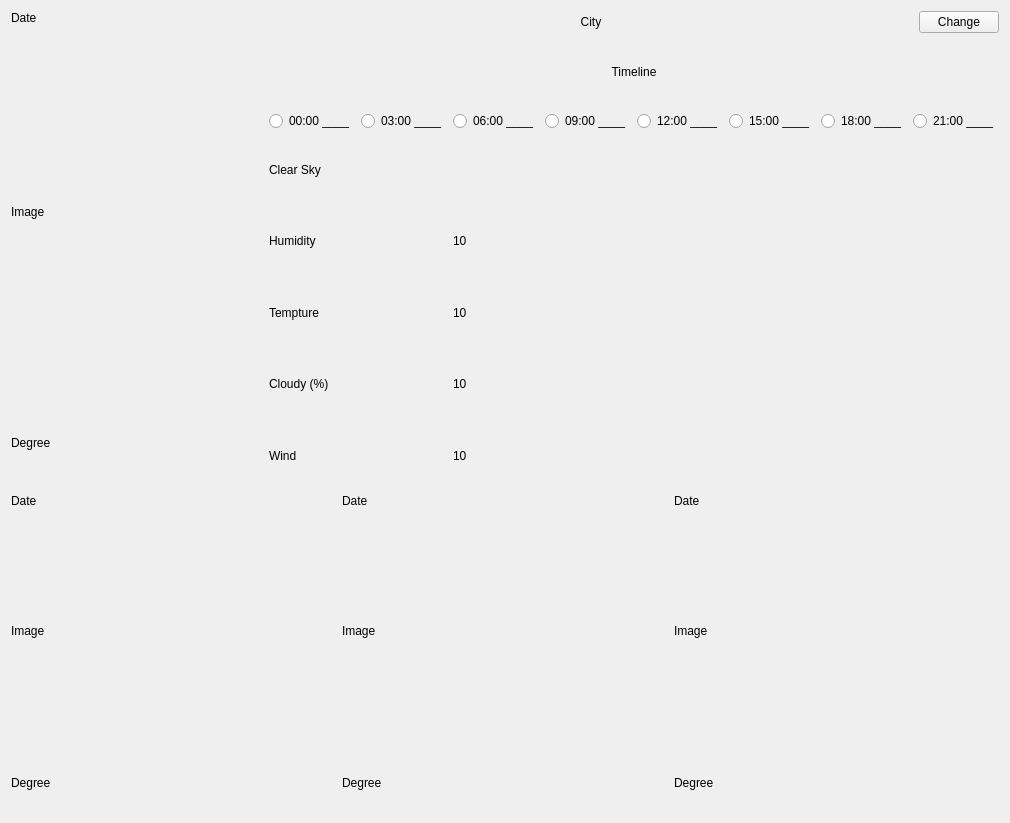
Before: the Qt Designer form src/mainwindow.ui in virtualbugs/OrangeCloud, drawn with Qt 5.
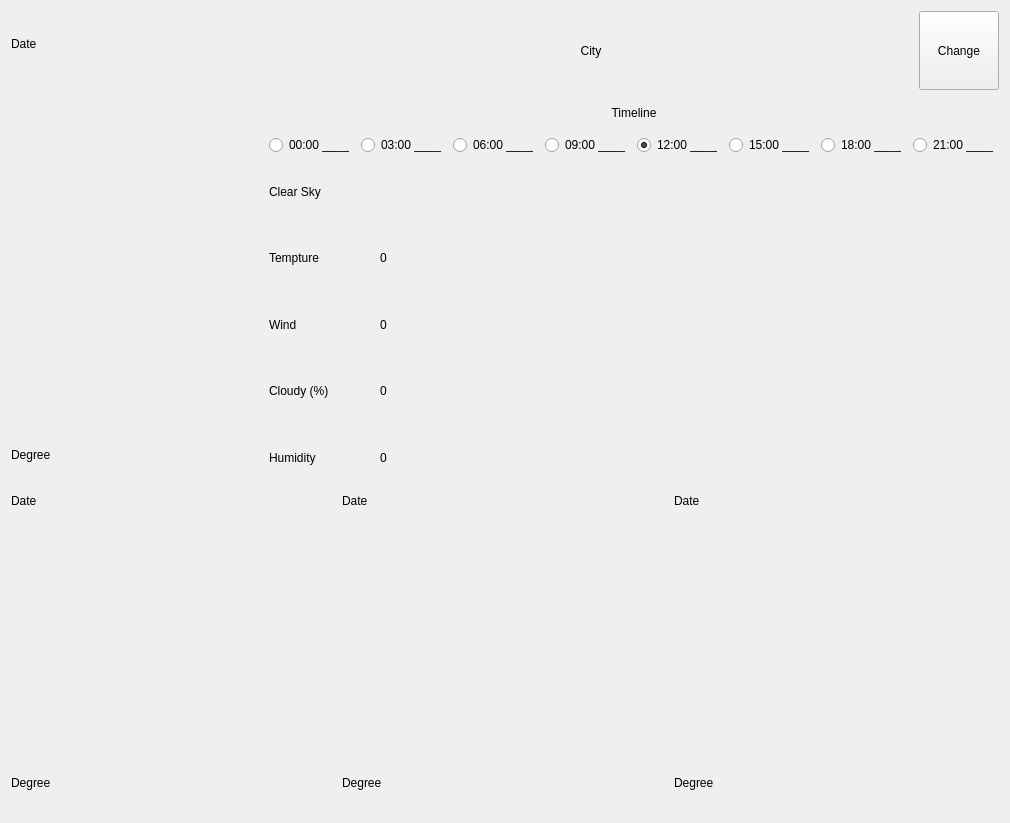
After: the same form once the commit is applied.

Commit message: mainwindow is re-designed

```diff
--- a/src/mainwindow.ui
+++ b/src/mainwindow.ui
@@ -17,7 +17,7 @@
    <item>
     <layout class="QHBoxLayout" name="horizontalLayout" stretch="2,3">
      <item>
-      <layout class="QVBoxLayout" name="verticalLayout_3" stretch="0,4,1">
+      <layout class="QVBoxLayout" name="vlayout_today" stretch="1,5,1">
        <item>
         <widget class="QLabel" name="label_3">
          <property name="text">
@@ -28,7 +28,7 @@
        <item>
         <widget class="QLabel" name="label_2">
          <property name="text">
-          <string>Image</string>
+          <string/>
          </property>
         </widget>
        </item>
@@ -61,7 +61,13 @@
          <item>
           <layout class="QHBoxLayout" name="horizontalLayout_4">
            <item>
-            <widget class="QPushButton" name="pushButton">
+            <widget class="QPushButton" name="btn_change_city">
+             <property name="sizePolicy">
+              <sizepolicy hsizetype="Minimum" vsizetype="Expanding">
+               <horstretch>0</horstretch>
+               <verstretch>0</verstretch>
+              </sizepolicy>
+             </property>
              <property name="text">
               <string>Change</string>
              </property>
@@ -72,7 +78,7 @@
         </layout>
        </item>
        <item>
-        <layout class="QVBoxLayout" name="verticalLayout_4">
+        <layout class="QVBoxLayout" name="verticalLayout_4" stretch="1,1,10">
          <item>
           <widget class="QLabel" name="label_5">
            <property name="text">
@@ -118,6 +124,9 @@
              <property name="text">
               <string>12:00 ____</string>
              </property>
+             <property name="checked">
+              <bool>true</bool>
+             </property>
             </widget>
            </item>
            <item>
@@ -144,7 +153,11 @@
           </layout>
          </item>
          <item>
-          <widget class="QLabel" name="label_6">
+          <layout class="QHBoxLayout" name="hlayout_properties" stretch="3,2">
+           <item>
+            <layout class="QVBoxLayout" name="verticalLayout_properties">
+             <item>
+              <widget class="QLabel" name="selected_hour_weather_info">
            <property name="styleSheet">
             <string notr="true">font: 18pt &quot;Sans Serif&quot;;</string>
            </property>
@@ -153,43 +166,6 @@
            </property>
           </widget>
          </item>
-         <item>
-          <layout class="QHBoxLayout" name="hlayout_humidty" stretch="1,0,3">
-           <item>
-            <widget class="QLabel" name="label_7">
-             <property name="styleSheet">
-              <string notr="true">font: 12pt &quot;Sans Serif&quot;;</string>
-             </property>
-             <property name="text">
-              <string>Humidity </string>
-             </property>
-            </widget>
-           </item>
-           <item>
-            <widget class="QLabel" name="label_11">
-             <property name="styleSheet">
-              <string notr="true">font: 14pt &quot;Sans Serif&quot;;</string>
-             </property>
-             <property name="text">
-              <string>10</string>
-             </property>
-            </widget>
-           </item>
-           <item>
-            <spacer name="horizontalSpacer">
-             <property name="orientation">
-              <enum>Qt::Horizontal</enum>
-             </property>
-             <property name="sizeHint" stdset="0">
-              <size>
-               <width>40</width>
-               <height>20</height>
-              </size>
-             </property>
-            </spacer>
-           </item>
-          </layout>
-         </item>
          <item>
           <layout class="QHBoxLayout" name="hlayout_humidty" stretch="1,0,3">
            <item>
@@ -203,49 +179,12 @@
             </widget>
            </item>
            <item>
-            <widget class="QLabel" name="label_11">
+                <widget class="QLabel" name="selected_hour_temp">
              <property name="styleSheet">
               <string notr="true">font: 14pt &quot;Sans Serif&quot;;</string>
              </property>
              <property name="text">
-              <string>10</string>
-             </property>
-            </widget>
-           </item>
-           <item>
-            <spacer name="horizontalSpacer">
-             <property name="orientation">
-              <enum>Qt::Horizontal</enum>
-             </property>
-             <property name="sizeHint" stdset="0">
-              <size>
-               <width>40</width>
-               <height>20</height>
-              </size>
-             </property>
-            </spacer>
-           </item>
-          </layout>
-         </item>
-         <item>
-          <layout class="QHBoxLayout" name="hlayout_humidty" stretch="1,0,3">
-           <item>
-            <widget class="QLabel" name="label_7">
-             <property name="styleSheet">
-              <string notr="true">font: 12pt &quot;Sans Serif&quot;;</string>
-             </property>
-             <property name="text">
-              <string>Cloudy (%) </string>
-             </property>
-            </widget>
-           </item>
-           <item>
-            <widget class="QLabel" name="label_11">
-             <property name="styleSheet">
-              <string notr="true">font: 14pt &quot;Sans Serif&quot;;</string>
-             </property>
-             <property name="text">
-              <string>10</string>
+                  <string>0</string>
              </property>
             </widget>
            </item>
@@ -277,12 +216,12 @@
             </widget>
            </item>
            <item>
-            <widget class="QLabel" name="label_11">
+                <widget class="QLabel" name="selected_hour_wind">
              <property name="styleSheet">
               <string notr="true">font: 14pt &quot;Sans Serif&quot;;</string>
              </property>
              <property name="text">
-              <string>10</string>
+                  <string>0</string>
              </property>
             </widget>
            </item>
@@ -301,32 +240,117 @@
            </item>
           </layout>
          </item>
-        </layout>
-       </item>
+             <item>
+              <layout class="QHBoxLayout" name="hlayout_humidty" stretch="1,0,3">
+               <item>
+                <widget class="QLabel" name="label_7">
+                 <property name="styleSheet">
+                  <string notr="true">font: 12pt &quot;Sans Serif&quot;;</string>
+                 </property>
+                 <property name="text">
+                  <string>Cloudy (%) </string>
+                 </property>
+                </widget>
+               </item>
+               <item>
+                <widget class="QLabel" name="seleceted_hour_cloud">
+                 <property name="styleSheet">
+                  <string notr="true">font: 14pt &quot;Sans Serif&quot;;</string>
+                 </property>
+                 <property name="text">
+                  <string>0</string>
+                 </property>
+                </widget>
+               </item>
+               <item>
+                <spacer name="horizontalSpacer">
+                 <property name="orientation">
+                  <enum>Qt::Horizontal</enum>
+                 </property>
+                 <property name="sizeHint" stdset="0">
+                  <size>
+                   <width>40</width>
+                   <height>20</height>
+                  </size>
+                 </property>
+                </spacer>
+               </item>
+              </layout>
+             </item>
+             <item>
+              <layout class="QHBoxLayout" name="hlayout_humidty" stretch="1,0,3">
+               <item>
+                <widget class="QLabel" name="label_7">
+                 <property name="styleSheet">
+                  <string notr="true">font: 12pt &quot;Sans Serif&quot;;</string>
+                 </property>
+                 <property name="text">
+                  <string>Humidity </string>
+                 </property>
+                </widget>
+               </item>
+               <item>
+                <widget class="QLabel" name="selected_hour_humidity">
+                 <property name="styleSheet">
+                  <string notr="true">font: 14pt &quot;Sans Serif&quot;;</string>
+                 </property>
+                 <property name="text">
+                  <string>0</string>
+                 </property>
+                </widget>
+               </item>
+               <item>
+                <spacer name="horizontalSpacer">
+                 <property name="orientation">
+                  <enum>Qt::Horizontal</enum>
+                 </property>
+                 <property name="sizeHint" stdset="0">
+                  <size>
+                   <width>40</width>
+                   <height>20</height>
+                  </size>
+                 </property>
+                </spacer>
+               </item>
       </layout>
      </item>
     </layout>
    </item>
    <item>
-    <layout class="QHBoxLayout" name="horizontalLayout_2">
+            <widget class="QLabel" name="selected_hour_image">
+             <property name="text">
+              <string/>
+             </property>
+            </widget>
+           </item>
+          </layout>
+         </item>
+        </layout>
+       </item>
+      </layout>
+     </item>
+    </layout>
+   </item>
      <item>
-      <layout class="QVBoxLayout" name="verticalLayout_3" stretch="0,4,1">
+    <layout class="QHBoxLayout" name="hlayout_days">
        <item>
-        <widget class="QLabel" name="label_3">
+      <layout class="QVBoxLayout" name="day1_vlayout" stretch="0,4,1">
+       <item>
+        <widget class="QLabel" name="day1_date">
          <property name="text">
           <string>Date</string>
          </property>
         </widget>
        </item>
        <item>
-        <widget class="QLabel" name="label_2">
+        <widget class="QLabel" name="day1_image">
          <property name="text">
-          <string>Image</string>
+          <string/>
          </property>
         </widget>
        </item>
        <item>
-        <widget class="QLabel" name="label">
+        <widget class="QLabel" name="day1_degree">
          <property name="text">
           <string>Degree</string>
          </property>
@@ -335,23 +359,23 @@
       </layout>
      </item>
      <item>
-      <layout class="QVBoxLayout" name="verticalLayout_3" stretch="0,4,1">
+      <layout class="QVBoxLayout" name="day2_vlayout" stretch="0,4,1">
        <item>
-        <widget class="QLabel" name="label_3">
+        <widget class="QLabel" name="day2_date">
          <property name="text">
           <string>Date</string>
          </property>
         </widget>
        </item>
        <item>
-        <widget class="QLabel" name="label_2">
+        <widget class="QLabel" name="day2_image">
          <property name="text">
-          <string>Image</string>
+          <string/>
          </property>
         </widget>
        </item>
        <item>
-        <widget class="QLabel" name="label">
+        <widget class="QLabel" name="day2_degree">
          <property name="text">
           <string>Degree</string>
          </property>
@@ -360,23 +384,23 @@
       </layout>
      </item>
      <item>
-      <layout class="QVBoxLayout" name="verticalLayout_3" stretch="0,4,1">
+      <layout class="QVBoxLayout" name="day3_vlayout" stretch="0,4,1">
        <item>
-        <widget class="QLabel" name="label_3">
+        <widget class="QLabel" name="day3_date">
          <property name="text">
           <string>Date</string>
          </property>
         </widget>
        </item>
        <item>
-        <widget class="QLabel" name="label_2">
+        <widget class="QLabel" name="day3_image">
          <property name="text">
-          <string>Image</string>
+          <string/>
          </property>
         </widget>
        </item>
        <item>
-        <widget class="QLabel" name="label">
+        <widget class="QLabel" name="day3_degree">
          <property name="text">
           <string>Degree</string>
          </property>
```
Left out of the diff: 32 changed lines with no effect on the pictures. Lines whose indentation alone changed are shown as unchanged.
